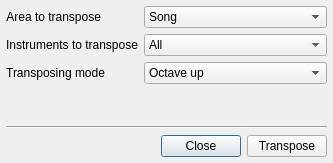
gitGNU/gnu_tutka, file src/transposedialog.ui: the form before one commit.
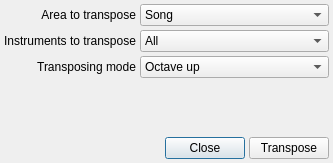
The form after the commit.

What changed in the file:
```diff
--- a/src/transposedialog.ui
+++ b/src/transposedialog.ui
@@ -15,16 +15,19 @@
   </property>
   <layout class="QVBoxLayout" name="verticalLayout">
    <property name="spacing">
-    <number>6</number>
+    <number>4</number>
    </property>
    <property name="margin">
-    <number>6</number>
+    <number>4</number>
    </property>
    <item>
     <layout class="QFormLayout" name="formLayout">
      <property name="fieldGrowthPolicy">
       <enum>QFormLayout::AllNonFixedFieldsGrow</enum>
      </property>
+     <property name="labelAlignment">
+      <set>Qt::AlignRight|Qt::AlignTrailing|Qt::AlignVCenter</set>
+     </property>
      <item row="0" column="0">
       <widget class="QLabel" name="label">
        <property name="text">
@@ -128,17 +131,10 @@
      </item>
     </layout>
    </item>
-   <item>
-    <widget class="Line" name="line">
-     <property name="orientation">
-      <enum>Qt::Horizontal</enum>
-     </property>
-    </widget>
-   </item>
    <item>
     <layout class="QHBoxLayout" name="horizontalLayout">
      <property name="spacing">
-      <number>6</number>
+      <number>4</number>
      </property>
      <item>
       <widget class="QDialogButtonBox" name="buttonBox">
```
